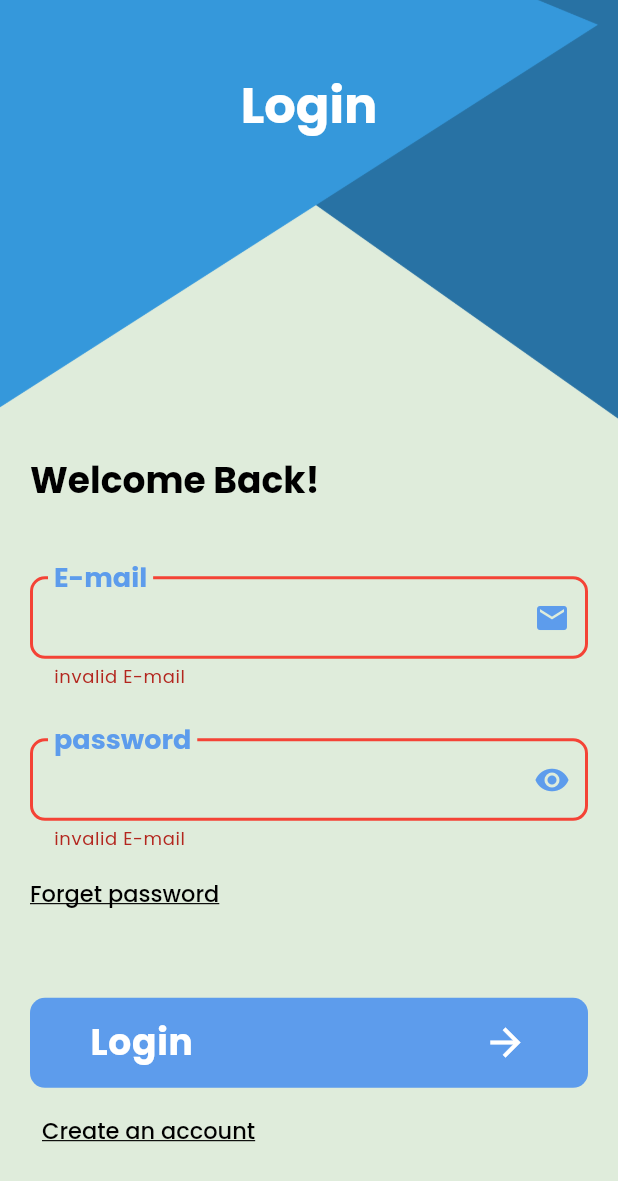
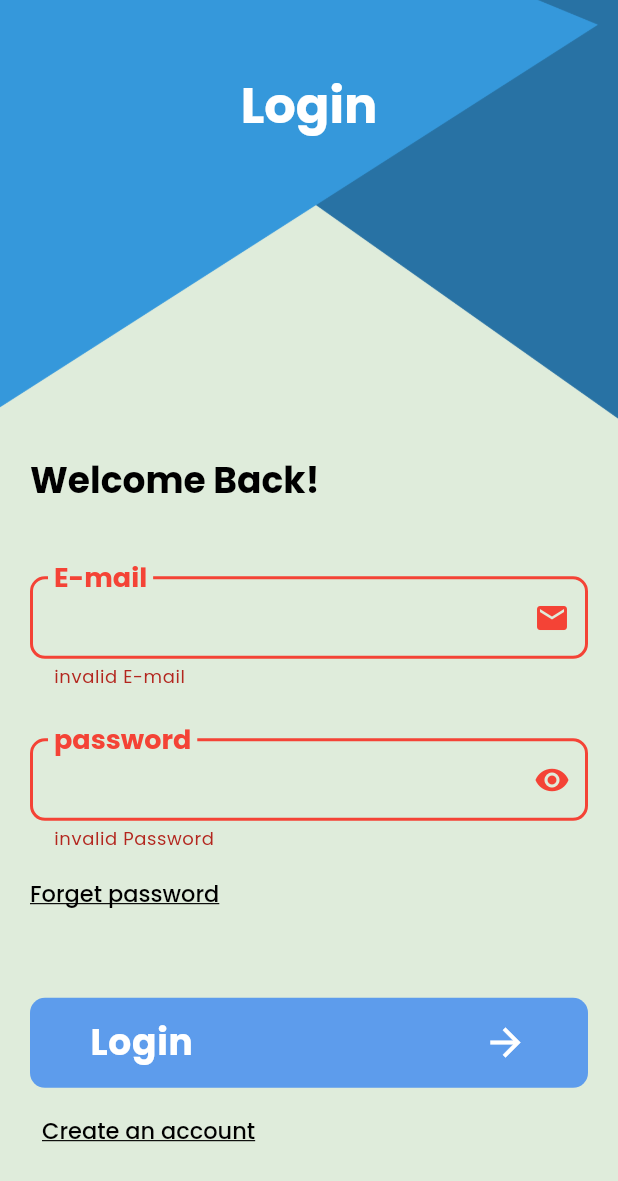
Before and after one commit to Al-Hussein-Mohamed/TODO-App, a Flutter app: the screen it shows after launch, after a tap on "Login", on a phone screen of 412 x 824 dp. Shown: the top 1181 px of the screen. Run offline on Flutter 3.47's test engine with Material 3 defaults, Android fonts, the phone set to English and light mode, and no system bars; our stand-ins replace animated_custom_dropdown, bot_toast, cloud_firestore, easy_date_timeline, firebase_auth, firebase_core and 3 more; accounts and stored records are empty; generated files the repository leaves out were written again.

Commit message:
- add login screen - add register screen - add tasks screen - add settings screen - add firebase features - add done to task edit

```diff
--- a/lib/features/login/login_view.dart
+++ b/lib/features/login/login_view.dart
@@ -20,6 +20,8 @@ class _LoginViewState extends State<LoginView> {
   TextEditingController passwordController = TextEditingController();
 
   bool isObsecure = true;
+  bool passwordValidation = true;
+  bool emailValidation = true;
   var formKey = GlobalKey<FormState>();
 
   @override
@@ -81,6 +83,7 @@ class _LoginViewState extends State<LoginView> {
                     ),
                     validator: (value) {
                       if (value == null || value.trim().isEmpty) {
+                        emailValidation = false;
                         return "invalid E-mail";
                       }
 
@@ -88,18 +91,22 @@ class _LoginViewState extends State<LoginView> {
                           r"^[a-zA-Z0-9.a-zA-Z0-9.!#$%&'*+-/=?^_`{|}~]+@[a-zA-Z0-9]+\.[a-zA-Z]+");
 
                       if (!regex.hasMatch(value)) {
+                        emailValidation = false;
                         return "invalid E-mail";
                       }
+                      emailValidation = true;
                       return null;
                     },
                     decoration: InputDecoration(
                       labelText: lang.email,
                       labelStyle: theme.textTheme.titleLarge?.copyWith(
-                        color: theme.primaryColor,
+                        color:
+                            emailValidation ? theme.primaryColor : Colors.red,
                       ),
                       suffixIcon: Icon(
                         Icons.email,
-                        color: theme.primaryColor,
+                        color:
+                            emailValidation ? theme.primaryColor : Colors.red,
                       ),
                       floatingLabelBehavior: FloatingLabelBehavior.always,
                       enabledBorder: OutlineInputBorder(
@@ -137,15 +144,19 @@ class _LoginViewState extends State<LoginView> {
                     ),
                     validator: (value) {
                       if (value == null || value.trim().isEmpty) {
-                        return "invalid E-mail";
+                        passwordValidation = false;
+                        return "invalid Password";
                       }
+                      passwordValidation = true;
                       return null;
                     },
                     obscureText: isObsecure,
                     decoration: InputDecoration(
                       labelText: lang.password,
                       labelStyle: theme.textTheme.titleLarge?.copyWith(
-                        color: theme.primaryColor,
+                        color: passwordValidation
+                            ? theme.primaryColor
+                            : Colors.red,
                       ),
                       suffixIcon: IconButton(
                         onPressed: () {
@@ -155,11 +166,15 @@ class _LoginViewState extends State<LoginView> {
                         icon: isObsecure
                             ? Icon(
                                 Icons.visibility,
-                                color: theme.primaryColor,
+                                color: passwordValidation
+                                    ? theme.primaryColor
+                                    : Colors.red,
                               )
                             : Icon(
                                 Icons.visibility_off,
-                                color: theme.primaryColor,
+                                color: passwordValidation
+                                    ? theme.primaryColor
+                                    : Colors.red,
                               ),
                       ),
                       floatingLabelBehavior: FloatingLabelBehavior.always,
@@ -221,6 +236,7 @@ class _LoginViewState extends State<LoginView> {
                           },
                         );
                       }
+                      setState(() {});
                     },
                     style: FilledButton.styleFrom(
                       padding: const EdgeInsets.symmetric(
--- a/lib/features/tasks/widgets/delete_task_view.dart
+++ b/lib/features/tasks/widgets/delete_task_view.dart
@@ -25,7 +25,10 @@ class DeleteTaskView extends StatelessWidget {
     return Center(
       child: AlertDialog(
         backgroundColor: secondaryColor,
-        content: Column(
+        insetPadding: EdgeInsets.zero,
+        content: Container(
+          width: screenWidth * .75,
+          child: Column(
             mainAxisSize: MainAxisSize.min,
             crossAxisAlignment: CrossAxisAlignment.stretch,
             children: [
@@ -88,6 +91,7 @@ class DeleteTaskView extends StatelessWidget {
             ],
           ),
         ),
+      ),
     );
   }
 }
--- a/lib/features/tasks/widgets/task_item_widget.dart
+++ b/lib/features/tasks/widgets/task_item_widget.dart
@@ -74,7 +74,10 @@ class TaskItemWidget extends StatelessWidget {
           children: [
             SlidableAction(
               onPressed: (context) {
-                showDialog(context: context, builder: (context) => DeleteTaskView(taskModel: taskModel),);
+                showDialog(
+                  context: context,
+                  builder: (context) => DeleteTaskView(taskModel: taskModel),
+                );
               },
               padding: EdgeInsets.zero,
               borderRadius: provider.isEn()
@@ -116,7 +119,6 @@ class TaskItemWidget extends StatelessWidget {
           ),
           child: ListTile(
             contentPadding: EdgeInsets.zero,
-
             leading: Container(
               width: 4,
               decoration: BoxDecoration(
--- a/lib/l10n/app_ar.arb
+++ b/lib/l10n/app_ar.arb
@@ -29,5 +29,6 @@
   "edit": "تعديل",
   "email": "البريد الإلكتروني",
   "password": "كلمة المرور",
-  "deleteThisTaskPermanently": "حذف هذه المهمة؟"
+  "deleteThisTaskPermanently": "حذف هذه المهمة؟",
+  "donee": "تم"
 }
```
Also changed, not shown: lib/features/registrations/registration_view.dart (+105 -67 lines), lib/features/tasks/widgets/add_task_bottom_sheet.dart (+6 -1 lines), lib/features/tasks/widgets/edit_task_view.dart (+31 -14 lines). Lines whose indentation alone changed are shown as unchanged.
